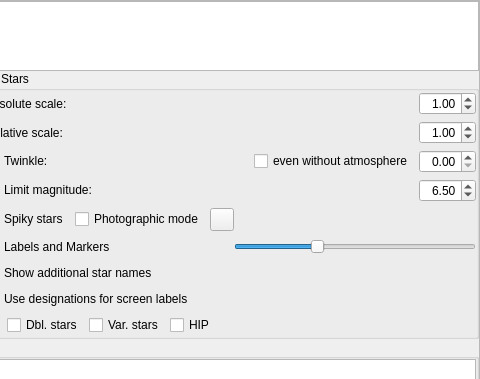
Before: the Qt Designer form src/gui/viewDialog.ui in AmsesBobo/stellarium, drawn with Qt 5; both pictures show x 516 to 996 and y 0 to 379 of the 996 by 589 pixel window.
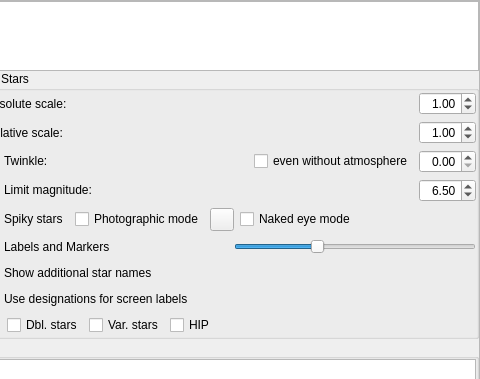
After: the same form once the commit is applied. Icons and pictures are not drawn. Custom widgets are drawn as their Qt base class.

Commit message: Naked eye mode: the scene of the photographic mode seen by the eye

Patch:
```diff
--- a/src/gui/viewDialog.ui
+++ b/src/gui/viewDialog.ui
@@ -868,6 +868,16 @@
                    </property>
                   </widget>
                  </item>
+                 <item>
+                  <widget class="QCheckBox" name="nakedEyeModeCheckBox">
+                   <property name="toolTip">
+                    <string>Render the scene of the photographic mode as the eye sees it, without the effects of a camera. Needs OpenGL 3 or later.</string>
+                   </property>
+                   <property name="text">
+                    <string>Naked eye mode</string>
+                   </property>
+                  </widget>
+                 </item>
                  <item>
                   <spacer name="horizontalSpacerPhotographicMode">
                    <property name="orientation">
```
The commit also changes 12 other files.
